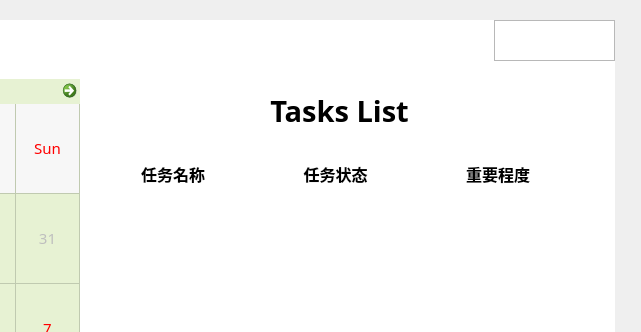
Above: frontend/main_interface.ui from AiDahanwen/BUAA_2024_Python_Project before the change; both pictures show x 636 to 1277 and y 0 to 332 of the 1277 by 919 pixel window. Below: the same form after it.
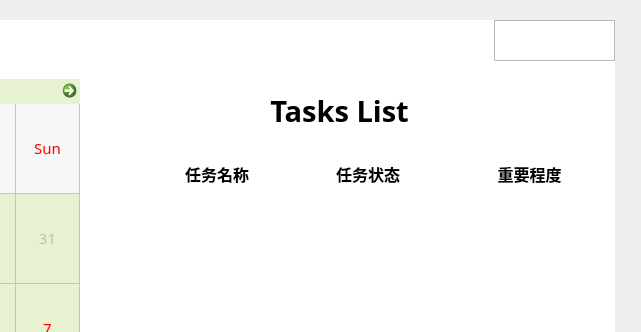
That is the form after the change. The open tabs and pages were chosen to show the change. Icons and pictures are not drawn.

```diff
--- a/frontend/main_interface.ui
+++ b/frontend/main_interface.ui
@@ -1604,7 +1604,7 @@
                  <property name="frameShadow">
                   <enum>QFrame::Raised</enum>
                  </property>
-                 <widget class="QWidget" name="layoutWidget">
+                 <widget class="QFrame" name="frame">
                   <property name="geometry">
                    <rect>
                     <x>0</x>
@@ -1613,9 +1613,20 @@
                     <height>61</height>
                    </rect>
                   </property>
+                  <property name="styleSheet">
+                   <string notr="true">QFrame#frame{
+	background-color: rgba(43, 78, 84, 50);
+}</string>
+                  </property>
                   <layout class="QHBoxLayout" name="horizontalLayout_6">
                    <item>
                     <widget class="QLabel" name="label_18">
+                     <property name="sizePolicy">
+                      <sizepolicy hsizetype="Expanding" vsizetype="Preferred">
+                       <horstretch>3</horstretch>
+                       <verstretch>0</verstretch>
+                      </sizepolicy>
+                     </property>
                      <property name="font">
                       <font>
                        <family>微软雅黑</family>
@@ -1634,6 +1645,12 @@
                    </item>
                    <item>
                     <widget class="QLabel" name="label_21">
+                     <property name="sizePolicy">
+                      <sizepolicy hsizetype="Expanding" vsizetype="Preferred">
+                       <horstretch>2</horstretch>
+                       <verstretch>0</verstretch>
+                      </sizepolicy>
+                     </property>
                      <property name="font">
                       <font>
                        <family>微软雅黑</family>
@@ -1646,12 +1663,18 @@
                       <string>任务状态</string>
                      </property>
                      <property name="alignment">
-                      <set>Qt::AlignCenter</set>
+                      <set>Qt::AlignLeading|Qt::AlignLeft|Qt::AlignVCenter</set>
                      </property>
                     </widget>
                    </item>
                    <item>
                     <widget class="QLabel" name="label_22">
+                     <property name="sizePolicy">
+                      <sizepolicy hsizetype="Expanding" vsizetype="Preferred">
+                       <horstretch>1</horstretch>
+                       <verstretch>0</verstretch>
+                      </sizepolicy>
+                     </property>
                      <property name="font">
                       <font>
                        <family>微软雅黑</family>
```
Left out of the diff: 4 changed lines with no effect on the pictures.
